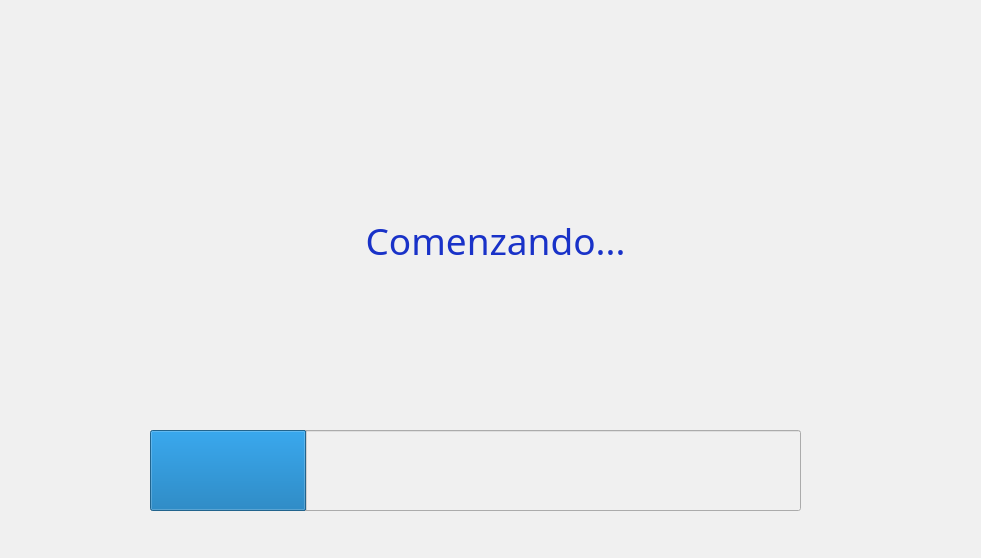
First picture: the form in Desarrollo/PythonScripts/scripts/GUIModule/registro.ui, repository lucasbaldezzari/bcihack2, before the edit.
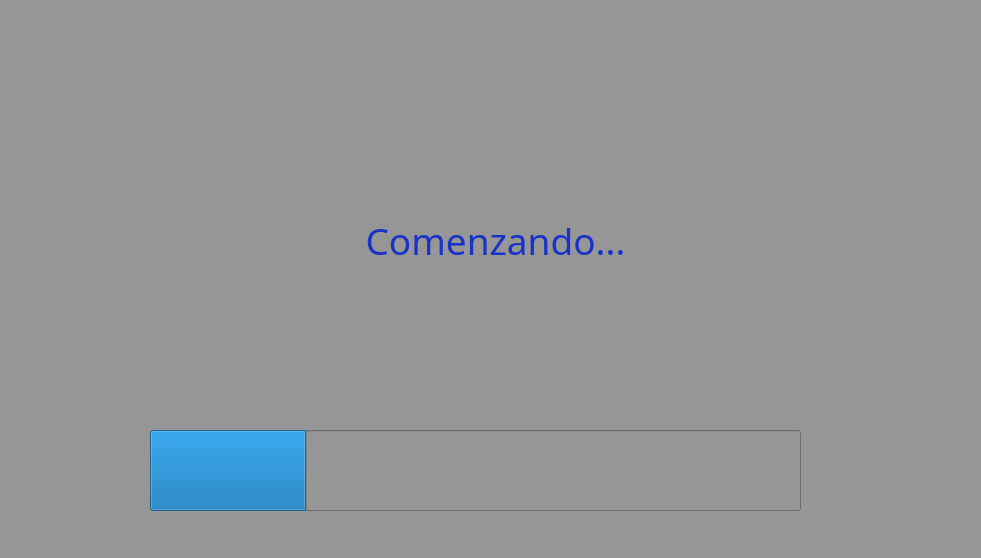
Second picture: the form after the edit. Icons and pictures are not drawn.

Commit message: Se realizan pruebas con dos sujetos voluntarios. Se cambia color de fondo de ventana Indicator

What changed in the file:
```diff
--- a/Desarrollo/PythonScripts/scripts/GUIModule/registro.ui
+++ b/Desarrollo/PythonScripts/scripts/GUIModule/registro.ui
@@ -17,7 +17,7 @@
    <string>IndicatorApp</string>
   </property>
   <property name="styleSheet">
-   <string notr="true">background-color: rgb(240, 240, 240);</string>
+   <string notr="true">background-color: rgb(150, 150, 150);</string>
   </property>
   <widget class="QLabel" name="label_accion">
    <property name="geometry">
```
The commit also changes 17 other files.
